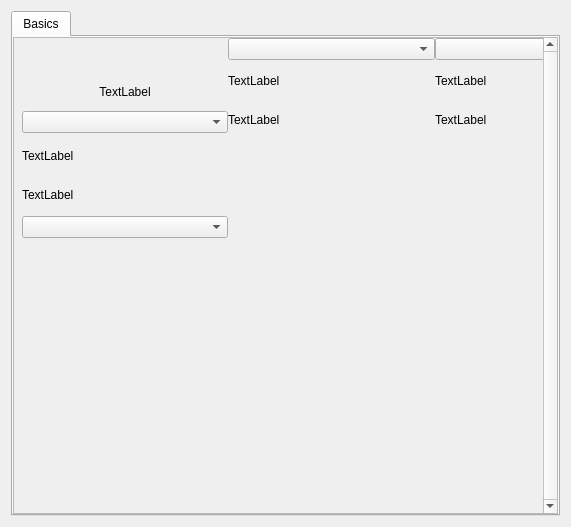
Qt form src/conan_app_launcher/ui/views/app_grid/app_grid.ui (goszpeti/conan_explorer) before a commit.
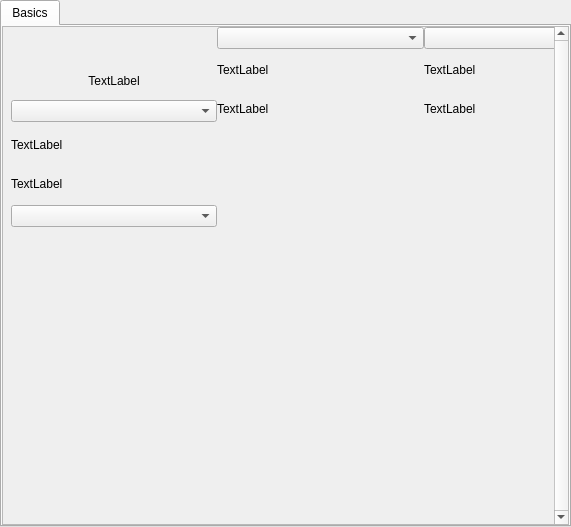
The same form after that commit. Icons and pictures are not drawn.

Commit message: Add better right menu

What changed in the file:
```diff
--- a/src/conan_app_launcher/ui/views/app_grid/app_grid.ui
+++ b/src/conan_app_launcher/ui/views/app_grid/app_grid.ui
@@ -14,6 +14,21 @@
    <string>Form</string>
   </property>
   <layout class="QVBoxLayout" name="verticalLayout">
+   <property name="spacing">
+    <number>2</number>
+   </property>
+   <property name="leftMargin">
+    <number>0</number>
+   </property>
+   <property name="topMargin">
+    <number>0</number>
+   </property>
+   <property name="rightMargin">
+    <number>0</number>
+   </property>
+   <property name="bottomMargin">
+    <number>0</number>
+   </property>
    <item>
     <widget class="QTabWidget" name="tab_bar">
      <property name="sizePolicy">
```
The commit also changes 6 other files.
